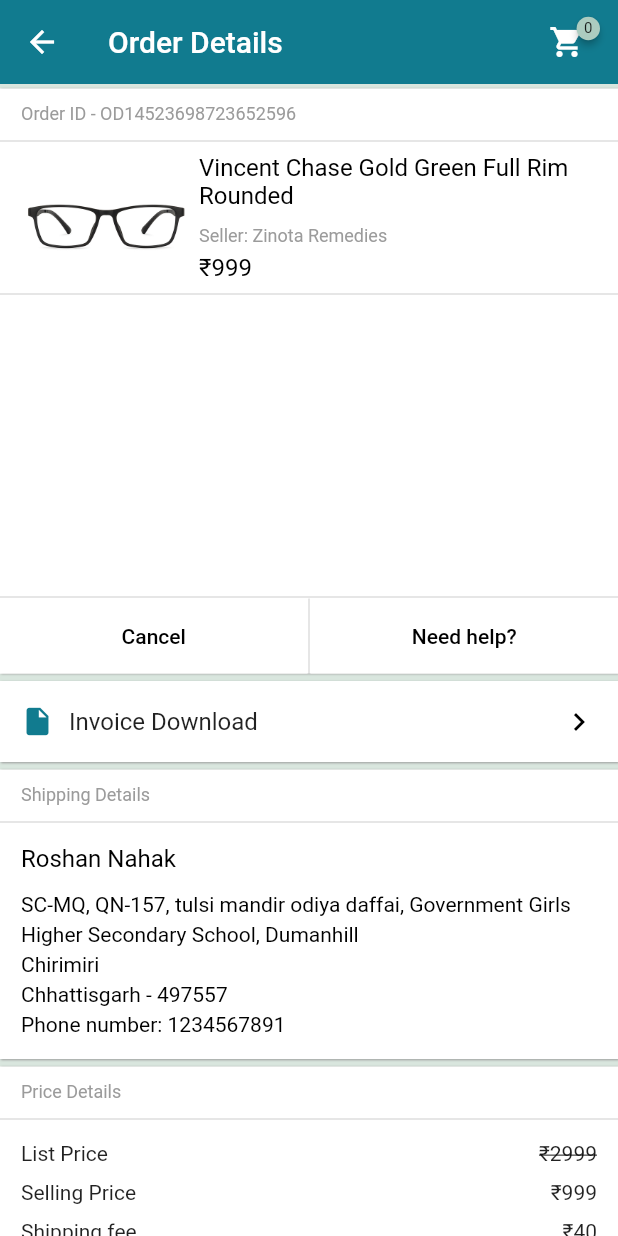
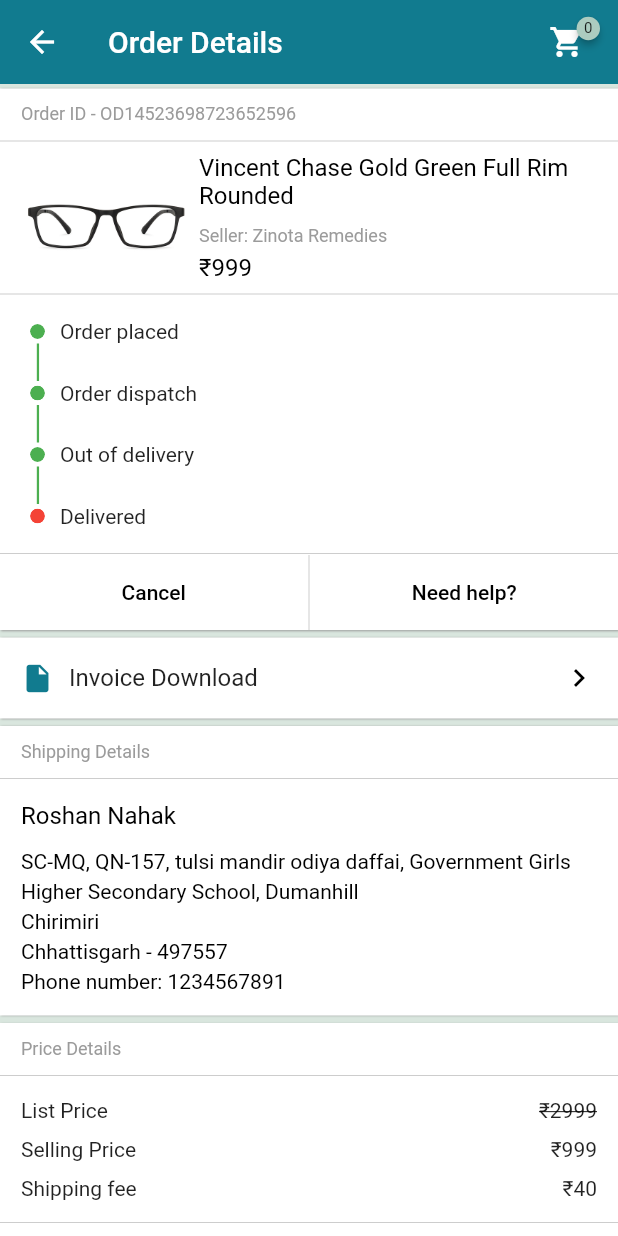
Before and after one commit to ybrut-software/zinotalens, a Flutter app: the OrderDetailsPage screen opened directly, on a phone screen of 412 x 824 dp. Run offline on Flutter 3.47's test engine with Material 2 defaults, Android fonts, the phone set to English and light mode, and no system bars; drawn by our look-alikes of badges; our stand-ins replace carousel_slider, dio, flutter_screenutil, retrofit, shared_preferences, sqflite; missing offline and left inert: flutter_stripe; accounts and stored records are empty; generated files the repository leaves out were written again.

Commit message:
create step tracker widget

```diff
--- a/lib/widgets/order_detail_page_widget.dart
+++ b/lib/widgets/order_detail_page_widget.dart
@@ -1,5 +1,6 @@
 import 'package:flutter/material.dart' hide Colors;
 import 'package:zinotalens/utils/style.dart';
+import 'package:zinotalens/widgets/step_tracker.dart';
 
 import '../utils/colors.dart';
 import '../utils/images.dart';
@@ -59,10 +60,22 @@ Widget orderTrakingComponent() => Container(
             ]),
           ),
           Divider(color: Colors.gray.withOpacity(0.5), height: 2),
+
+          //tracker
           Container(
-            height: 200,
+            //height: 200,
+            padding: EdgeInsets.symmetric(horizontal: 20, vertical: 16),
             decoration: BoxDecoration(color: Colors.white),
+            child: StepTracker(dotSize: 10, steps: [
+              Steps(title: Text("Order placed"), state: TrackerState.complete),
+              Steps(
+                  title: Text("Order dispatch"), state: TrackerState.complete),
+              Steps(
+                  title: Text("Out of delivery"), state: TrackerState.complete),
+              Steps(title: Text("Delivered"), state: TrackerState.disabled),
+            ]),
           ),
+
           Divider(color: Colors.gray.withOpacity(0.5), height: 2),
           orderActionButtons()
         ],
--- /dev/null
+++ b/lib/widgets/step_tracker.dart
@@ -0,0 +1,74 @@
+import 'package:flutter/material.dart';
+
+enum TrackerState {
+  none,
+  complete,
+  disabled,
+}
+
+class StepTracker extends StatelessWidget {
+  const StepTracker(
+      {Key? key,
+      required this.steps,
+      this.dotSize = 9,
+      this.stepHeight = 25.0});
+
+  final List<Steps> steps;
+  final double dotSize;
+  final double stepHeight;
+
+  Color dotColor(int index) {
+    TrackerState state = steps[index].state;
+    switch (state) {
+      case TrackerState.complete:
+        return Colors.green;
+      case TrackerState.disabled:
+        return Colors.red;
+      case TrackerState.none:
+        return Colors.grey;
+    }
+  }
+
+  Widget _buildDot(int index) {
+    return ClipOval(
+      child: ClipOval(
+          child: Container(
+        height: dotSize,
+        width: dotSize,
+        decoration: BoxDecoration(color: dotColor(index)),
+      )),
+    );
+  }
+
+  Widget _buildVerticalHeader(int index) => Row(
+        children: [_buildDot(index), SizedBox(width: 10), steps[index].title],
+      );
+
+  Widget _buildVertical() => ListView.separated(
+      padding: EdgeInsets.zero,
+      physics: NeverScrollableScrollPhysics(),
+      shrinkWrap: true,
+      itemBuilder: (context, index) => SizedBox(
+            child: _buildVerticalHeader(index),
+          ),
+      separatorBuilder: (context, index) => Align(
+          alignment: Alignment.centerLeft,
+          child: Container(
+              height: stepHeight,
+              margin: EdgeInsets.only(left: dotSize / 2.2),
+              child: VerticalDivider(
+                  thickness: 1.5, width: 1, color: dotColor(index)))),
+      itemCount: steps.length);
+
+  @override
+  Widget build(BuildContext context) {
+    return _buildVertical();
+  }
+}
+
+class Steps {
+  const Steps({Key? key, required this.title, this.state = TrackerState.none});
+
+  final Text title;
+  final TrackerState state;
+}
```
